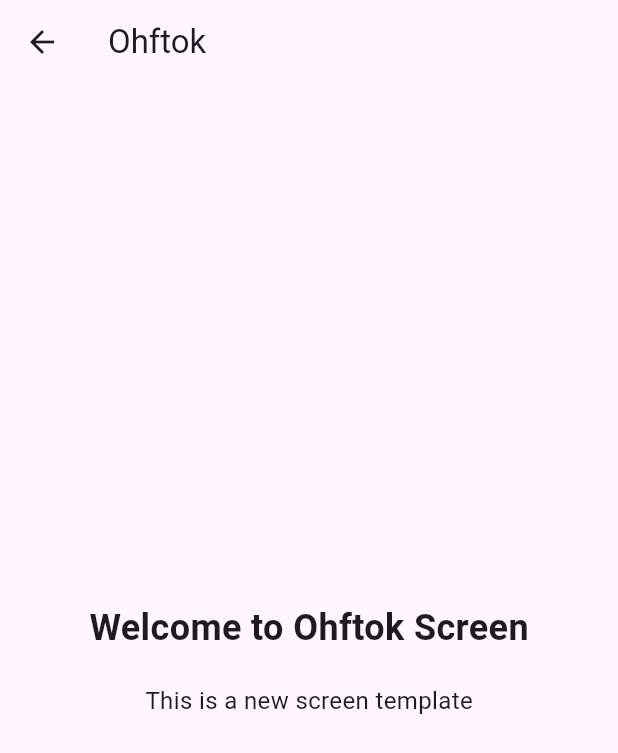
After one commit to rogerHuntGauntlet/ohftokv5.1, a Flutter app: the HomePage screen opened by its route, tab 2 chosen, after a tap on the "video collection" icon, on a phone screen of 412 x 824 dp. The commit adds this screen. Shown: the top 753 px of the screen. Run offline on Flutter 3.47's test engine with Material 3 defaults, Android fonts, the phone set to English and light mode, and no system bars; our stand-ins replace audioplayers, camera, chewie, cloud_firestore, cloud_functions, file_picker and 21 more; missing offline and left inert: dart_openai, device_calendar, ffmpeg_kit_flutter, firebase_app_check, flutter_callkit_incoming, flutter_webrtc and 4 more; accounts and stored records are empty.

Commit message:
Add Ohftok screen navigation and update home page UI
- Introduce OhftokScreen to the navigation stack
- Add video library icon button in home page app bar
- Remove hardcoded 'OHFtok' title from app bar
- Import Ohftok screen from appropriate module

```diff
--- a/lib/screens/home/home_page.dart
+++ b/lib/screens/home/home_page.dart
@@ -5,6 +5,7 @@ import '../feed/feed_screen.dart';
 import '../find_movies/find_movies_screen.dart';
 import '../messaging/conversation_list_screen.dart';
 import '../training/director_training_screen.dart';
+import '../ohftok/ohftok_screen.dart';
 import 'dialogs/recording_dialog.dart';
 import 'tabs/movies_tab.dart';
 import 'tabs/forks_tab.dart';
@@ -183,7 +184,6 @@ class _HomePageState extends State<HomePage> {
       length: 2,
       child: Scaffold(
         appBar: AppBar(
-          title: const Text('OHFtok'),
           leading: GestureDetector(
             onTapDown: (_) {
               print('Tap detected');
@@ -214,6 +214,17 @@ class _HomePageState extends State<HomePage> {
             ),
           ),
           actions: [
+            IconButton(
+              icon: const Icon(Icons.video_library),
+              onPressed: () {
+                Navigator.of(context).push(
+                  MaterialPageRoute(
+                    builder: (context) => const OhftokScreen(),
+                  ),
+                );
+              },
+              tooltip: 'Ohftok',
+            ),
             IconButton(
               icon: const Icon(Icons.school),
               onPressed: () {
--- /dev/null
+++ b/lib/screens/ohftok/ohftok_screen.dart
@@ -0,0 +1,42 @@
+import 'package:flutter/material.dart';
+
+class OhftokScreen extends StatefulWidget {
+  const OhftokScreen({Key? key}) : super(key: key);
+
+  static const String routeName = '/ohftok';
+
+  @override
+  State<OhftokScreen> createState() => _OhftokScreenState();
+}
+
+class _OhftokScreenState extends State<OhftokScreen> {
+  @override
+  Widget build(BuildContext context) {
+    return Scaffold(
+      appBar: AppBar(
+        title: const Text('Ohftok'),
+      ),
+      body: SafeArea(
+        child: Center(
+          child: Column(
+            mainAxisAlignment: MainAxisAlignment.center,
+            children: const [
+              Text(
+                'Welcome to Ohftok Screen',
+                style: TextStyle(
+                  fontSize: 24,
+                  fontWeight: FontWeight.bold,
+                ),
+              ),
+              SizedBox(height: 20),
+              Text(
+                'This is a new screen template',
+                style: TextStyle(fontSize: 16),
+              ),
+            ],
+          ),
+        ),
+      ),
+    );
+  }
+}
```
